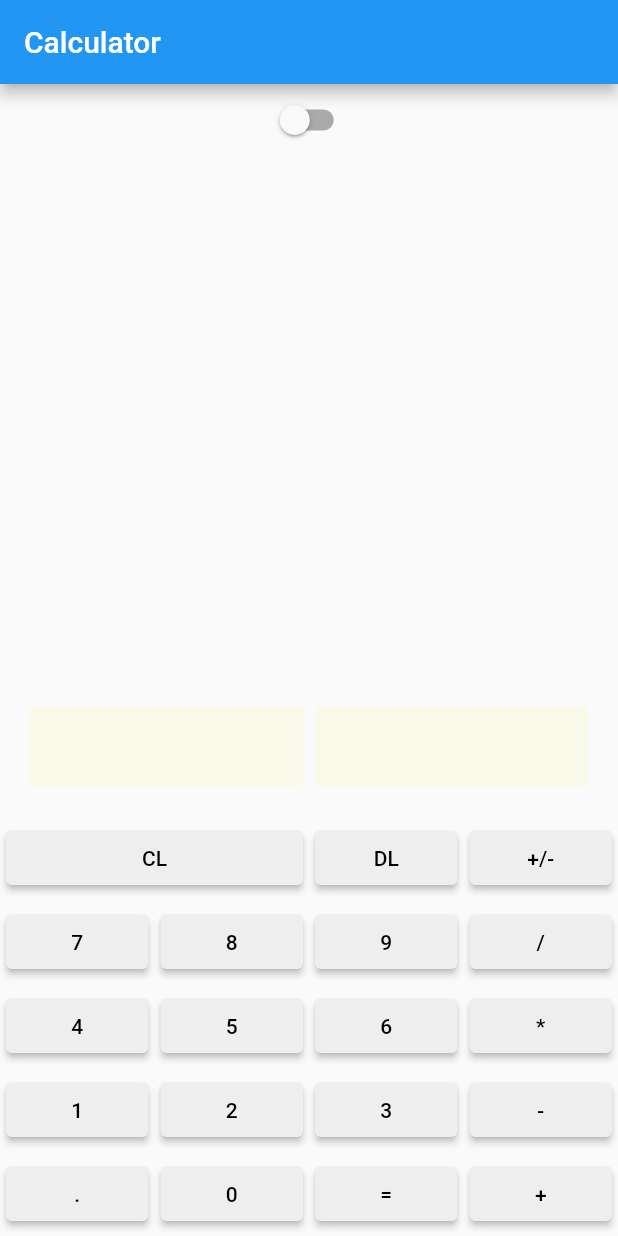
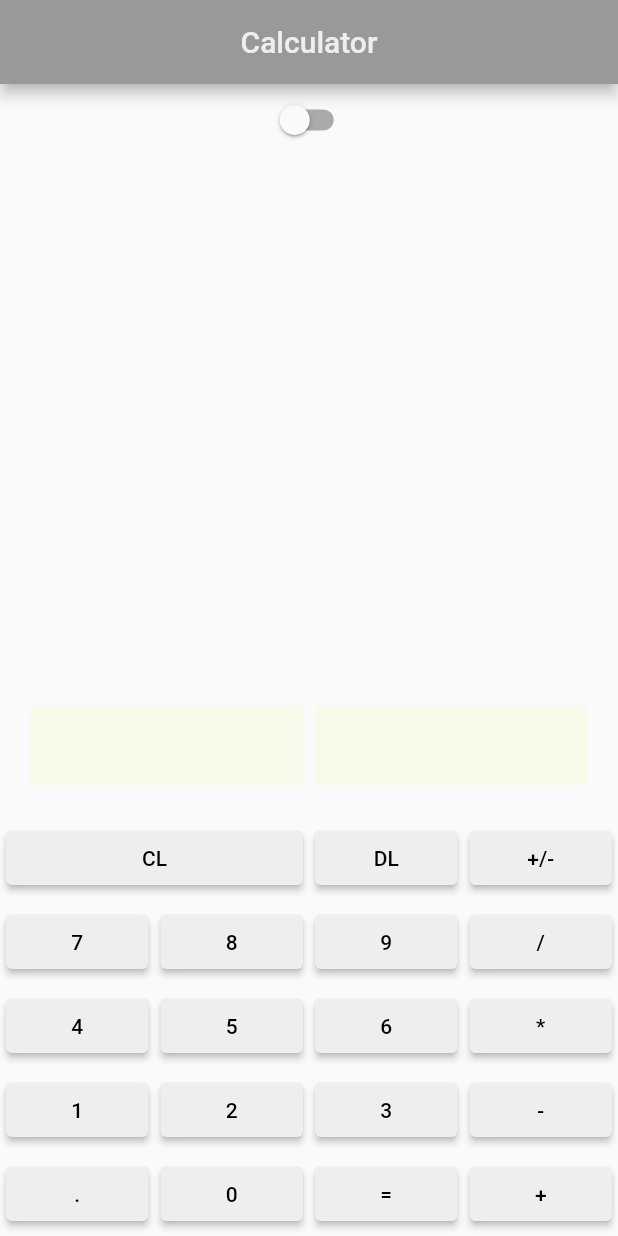
Before and after one commit to Kacp-R/kalk, a Flutter app: the screen it shows after launch, on a phone screen of 412 x 824 dp. Run offline on Flutter 3.47's test engine with Material 2 defaults, Android fonts, the phone set to English and light mode, and no system bars.

Commit message:
Re-styled the app

```diff
--- a/lib/main.dart
+++ b/lib/main.dart
@@ -22,6 +22,7 @@ class _MyAppState extends State<MyApp> {
   int _rescl = 0xFFFAFAEA;
   int _fgcl = 0xFF000000;
   int _btncl = 0xFFEEEEEE;
+  int _bnrcl = 0xFF999999;
   bool _mem = false;
 
   @override
@@ -33,6 +34,9 @@ class _MyAppState extends State<MyApp> {
         backgroundColor: Color(_bgcl),
         appBar: AppBar(
           title: const Text('Calculator'),
+          backgroundColor: Color(_bnrcl),
+          foregroundColor: Color(_btncl),
+          centerTitle: true,
         ),
         body: Column(
           children: [
@@ -166,6 +170,7 @@ class _MyAppState extends State<MyApp> {
       _rescl = 0xFFFFFFFF - _rescl + 0xFF000000;
       _btncl = 0xFFFFFFFF - _btncl + 0xFF000000;
       _fgcl = 0xFFFFFFFF - _fgcl + 0xFF000000;
+      _bnrcl = 0xFFFFFFFF - _bnrcl + 0xFF000000;
       _mem = !_mem;
     });
   }
```
